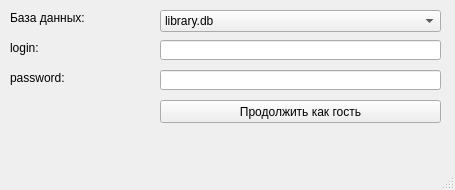
First picture: the form in start_window.ui, repository Chiff001/-QT, before the edit.
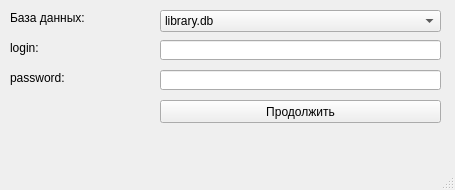
Second picture: the form after the edit.

Patch:
```diff
--- a/start_window.ui
+++ b/start_window.ui
@@ -98,7 +98,7 @@
      </rect>
     </property>
     <property name="text">
-     <string>Продолжить как гость</string>
+     <string>Продолжить</string>
     </property>
    </widget>
   </widget>
```
